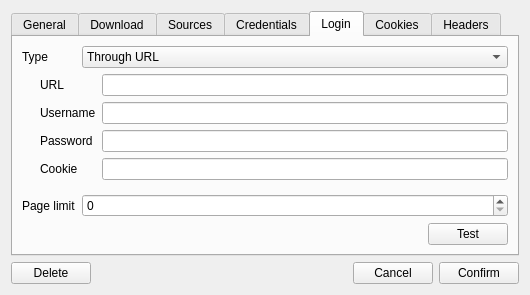
The window that gui/src/sources/sourcessettingswindow.ui (Bionus/imgbrd-grabber) describes before a commit, drawn with Qt 5.
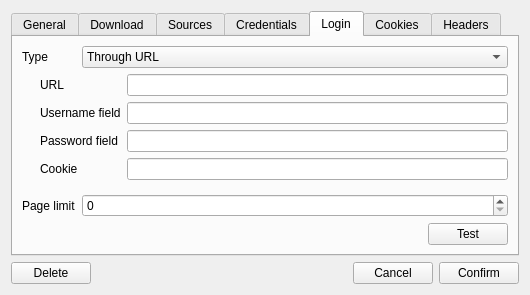
The same window after the commit. The open tabs and pages were chosen to show the change. Icons and pictures are not drawn.

Commit message: Update label for user and password login fields (issue #1149)

What changed in the file:
```diff
--- a/gui/src/sources/sourcessettingswindow.ui
+++ b/gui/src/sources/sourcessettingswindow.ui
@@ -658,7 +658,7 @@
            <item row="1" column="0">
             <widget class="QLabel" name="label_24">
              <property name="text">
-              <string>Username</string>
+              <string>Username field</string>
              </property>
             </widget>
            </item>
@@ -668,7 +668,7 @@
            <item row="2" column="0">
             <widget class="QLabel" name="label_23">
              <property name="text">
-              <string>Password</string>
+              <string>Password field</string>
              </property>
             </widget>
            </item>
```
